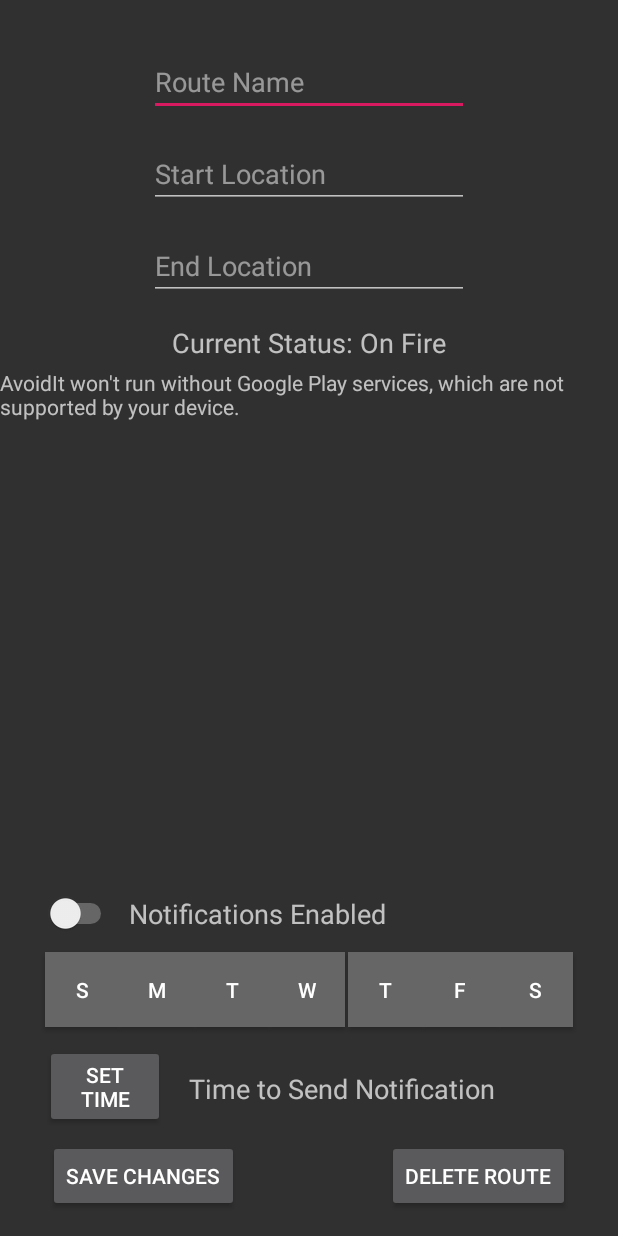
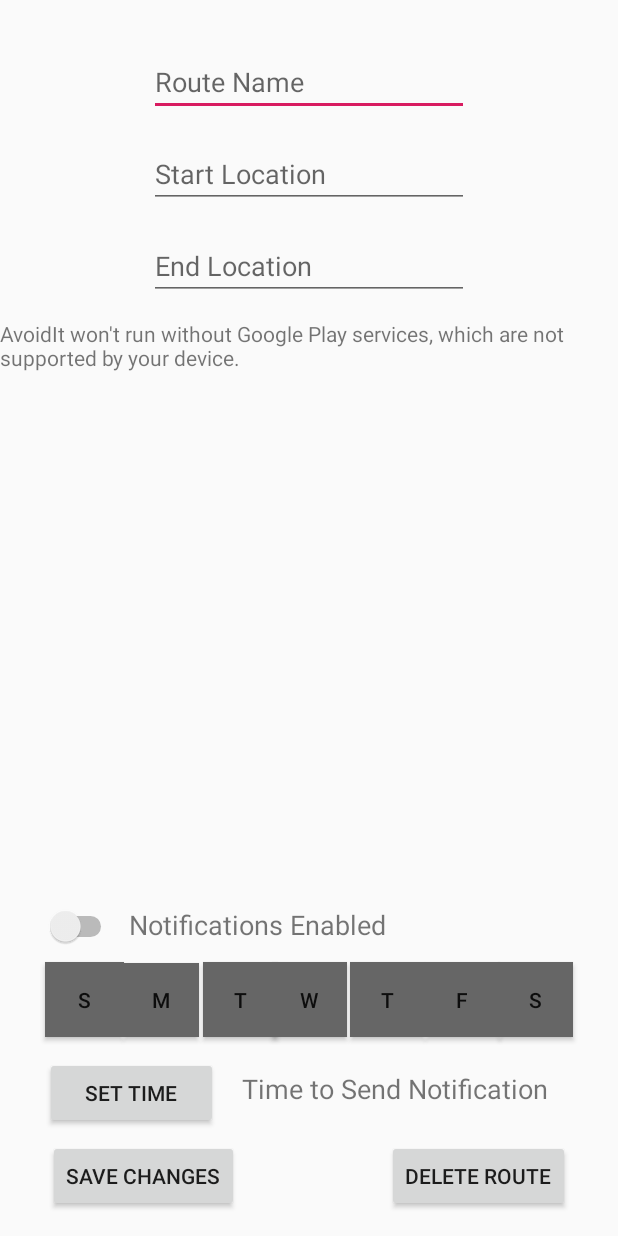
Before and after one commit to norman-c/Term3AndroidProject, an Android app: the RouteDetailActivity screen opened directly, with no data from a screen before it, on a phone screen of 412 x 824 dp. Run offline under Robolectric (Android 15) with nearby library versions, the phone set to English and light mode, and no system bars; our stand-ins replace Firebase (no records; nobody signed in at launch, a user with empty details on screens opened directly); libraries missing offline, so code that uses them is left out: com.google.maps.model; 9 statements that could not run were skipped.

```diff
--- a/app/src/main/java/ca/bcit/avoidit/RouteDetailActivity.java
+++ b/app/src/main/java/ca/bcit/avoidit/RouteDetailActivity.java
@@ -93,7 +93,6 @@ public class RouteDetailActivity extends AppCompatActivity
     @Override
     protected void onCreate(Bundle savedInstanceState) {
         super.onCreate(savedInstanceState);
-        setTheme(R.style.AppThemeDark);
         setContentView(R.layout.activity_route_detail);
 
         SupportMapFragment mapFragment = (SupportMapFragment) getSupportFragmentManager()
--- a/app/src/main/res/layout/activity_route_detail.xml
+++ b/app/src/main/res/layout/activity_route_detail.xml
@@ -26,8 +26,7 @@
         android:ems="10"
         android:hint="@string/edt_start_location"
         android:inputType="textPersonName"
-        app:layout_constraintEnd_toEndOf="parent"
-        app:layout_constraintStart_toStartOf="parent"
+        app:layout_constraintStart_toStartOf="@+id/plaintext_route_name"
         app:layout_constraintTop_toBottomOf="@+id/plaintext_route_name" />
 
     <EditText
@@ -38,29 +37,20 @@
         android:ems="10"
         android:hint="@string/edt_end_location"
         android:inputType="textPersonName"
-        app:layout_constraintEnd_toEndOf="parent"
-        app:layout_constraintStart_toStartOf="parent"
+        app:layout_constraintStart_toStartOf="@+id/plaintext_start_location"
         app:layout_constraintTop_toBottomOf="@+id/plaintext_start_location" />
 
-    <TextView
-        android:id="@+id/textview_status"
-        android:layout_width="wrap_content"
-        android:layout_height="wrap_content"
-        android:layout_marginTop="16dp"
-        android:text="@string/route_view_status"
-        android:textSize="18sp"
-        app:layout_constraintEnd_toEndOf="parent"
-        app:layout_constraintStart_toStartOf="parent"
-        app:layout_constraintTop_toBottomOf="@+id/plaintext_end_location" />
 
     <fragment
         android:id="@+id/map"
         android:name="com.google.android.gms.maps.SupportMapFragment"
-        android:layout_width="match_parent"
-        android:layout_height="235dp"
-        android:layout_marginTop="245dp"
+        android:layout_width="421dp"
+        android:layout_height="0dp"
+        android:layout_marginTop="58dp"
+        android:layout_marginBottom="57dp"
+        app:layout_constraintBottom_toTopOf="@+id/button_sunday"
         app:layout_constraintStart_toStartOf="parent"
-        app:layout_constraintTop_toTopOf="parent" />
+        app:layout_constraintTop_toTopOf="@+id/plaintext_end_location" />
 
     <Button
         android:id="@+id/button_save_changes"
@@ -77,119 +67,136 @@
         android:layout_width="wrap_content"
         android:layout_height="wrap_content"
         android:layout_marginEnd="32dp"
+        android:layout_marginBottom="16dp"
         android:text="@string/btn_delete_route"
-        app:layout_constraintBottom_toBottomOf="@+id/button_save_changes"
+        app:layout_constraintBottom_toBottomOf="parent"
         app:layout_constraintEnd_toEndOf="parent" />
 
     <Switch
         android:id="@+id/switch_notifications"
         android:layout_width="wrap_content"
         android:layout_height="wrap_content"
-        android:layout_marginBottom="12dp"
-        app:layout_constraintBottom_toTopOf="@+id/button_sunday"
-        app:layout_constraintStart_toStartOf="@+id/button_sunday" />
+        android:layout_marginStart="30dp"
+        app:layout_constraintBaseline_toBaselineOf="@+id/textview_notifcations"
+        app:layout_constraintStart_toStartOf="parent" />
 
     <Button
         android:id="@+id/button_sunday"
-        android:layout_width="50dp"
+        android:layout_width="0dp"
         android:layout_height="50dp"
-        android:layout_marginStart="30dp"
-        android:layout_marginBottom="12dp"
         android:text="@string/btn_s"
-        app:layout_constraintBottom_toTopOf="@+id/button_edit_time"
-        app:layout_constraintStart_toStartOf="parent" />
+        app:layout_constraintBaseline_toBaselineOf="@+id/button_monday"
+        app:layout_constraintEnd_toStartOf="@+id/button_monday"
+        app:layout_constraintStart_toStartOf="@+id/switch_notifications" />
 
     <Button
         android:id="@+id/button_monday"
         android:layout_width="50dp"
-        android:layout_height="50dp"
+        android:layout_height="0dp"
+        android:layout_marginStart="50dp"
+        android:layout_marginTop="13dp"
+        android:layout_marginEnd="50dp"
+        android:layout_marginBottom="13dp"
         android:text="@string/btn_m"
-        app:layout_constraintBottom_toBottomOf="@+id/button_sunday"
-        app:layout_constraintStart_toEndOf="@+id/button_sunday" />
+        app:layout_constraintBottom_toTopOf="@+id/button_edit_time"
+        app:layout_constraintEnd_toEndOf="@+id/button_tuesday"
+        app:layout_constraintStart_toStartOf="@+id/switch_notifications"
+        app:layout_constraintTop_toBottomOf="@+id/textview_notifcations" />
 
     <Button
         android:id="@+id/button_tuesday"
         android:layout_width="50dp"
         android:layout_height="50dp"
+        android:layout_marginStart="53dp"
+        android:layout_marginEnd="52dp"
         android:text="@string/btn_t"
-        app:layout_constraintBottom_toBottomOf="@+id/button_monday"
-        app:layout_constraintStart_toEndOf="@+id/button_monday" />
+        app:layout_constraintBaseline_toBaselineOf="@+id/button_monday"
+        app:layout_constraintEnd_toStartOf="@+id/button_thursday"
+        app:layout_constraintStart_toStartOf="@+id/textview_notifcations" />
 
     <Button
         android:id="@+id/button_wednesday"
         android:layout_width="50dp"
         android:layout_height="50dp"
-        android:layout_marginEnd="2dp"
         android:text="@string/btn_w"
-        app:layout_constraintBottom_toBottomOf="@+id/button_tuesday"
-        app:layout_constraintEnd_toStartOf="@+id/button_thursday"
-        app:layout_constraintStart_toEndOf="@+id/button_tuesday" />
+        app:layout_constraintBaseline_toBaselineOf="@+id/button_tuesday"
+        app:layout_constraintEnd_toEndOf="parent"
+        app:layout_constraintStart_toStartOf="parent" />
 
     <Button
         android:id="@+id/button_thursday"
         android:layout_width="50dp"
         android:layout_height="50dp"
+        android:layout_marginStart="79dp"
+        android:layout_marginEnd="81dp"
         android:text="@string/btn_t"
-        app:layout_constraintBottom_toBottomOf="@+id/button_wednesday"
-        app:layout_constraintEnd_toStartOf="@+id/button_friday" />
+        app:layout_constraintBaseline_toBaselineOf="@+id/button_friday"
+        app:layout_constraintEnd_toEndOf="@+id/textview_tts"
+        app:layout_constraintStart_toEndOf="@+id/textview_current" />
 
     <Button
         android:id="@+id/button_friday"
         android:layout_width="50dp"
-        android:layout_height="50dp"
+        android:layout_height="0dp"
+        android:layout_marginStart="50dp"
+        android:layout_marginEnd="47dp"
         android:text="@string/btn_f"
-        app:layout_constraintBottom_toBottomOf="@+id/button_thursday"
-        app:layout_constraintEnd_toStartOf="@+id/button_saturday" />
+        app:layout_constraintBottom_toBottomOf="@+id/button_wednesday"
+        app:layout_constraintEnd_toEndOf="@+id/button_delete_route"
+        app:layout_constraintStart_toStartOf="@+id/button_thursday"
+        app:layout_constraintTop_toTopOf="@+id/button_wednesday" />
 
     <Button
         android:id="@+id/button_saturday"
         android:layout_width="50dp"
         android:layout_height="50dp"
+        android:layout_marginStart="49dp"
         android:layout_marginEnd="30dp"
         android:text="@string/btn_s"
-        app:layout_constraintBottom_toBottomOf="@+id/button_friday"
-        app:layout_constraintEnd_toEndOf="parent" />
+        app:layout_constraintBaseline_toBaselineOf="@+id/button_friday"
+        app:layout_constraintEnd_toEndOf="parent"
+        app:layout_constraintStart_toStartOf="@+id/button_friday" />
 
     <Button
         android:id="@+id/button_edit_time"
-        android:layout_width="80dp"
+        android:layout_width="0dp"
         android:layout_height="wrap_content"
-        android:layout_marginBottom="8dp"
+        android:layout_marginEnd="8dp"
+        android:layout_marginBottom="7dp"
         android:text="@string/btn_edit_time"
         app:layout_constraintBottom_toTopOf="@+id/button_save_changes"
+        app:layout_constraintEnd_toStartOf="@+id/textview_current"
         app:layout_constraintStart_toStartOf="@+id/button_sunday" />
 
     <TextView
         android:id="@+id/textview_tts"
         android:layout_width="wrap_content"
         android:layout_height="wrap_content"
-        android:layout_marginStart="8dp"
+        android:layout_marginStart="2dp"
+        android:layout_marginBottom="22dp"
         android:text="@string/route_view_time_to_send"
         android:textSize="18sp"
-        app:layout_constraintBottom_toBottomOf="@+id/button_edit_time"
-        app:layout_constraintStart_toEndOf="@+id/textview_current"
-        app:layout_constraintTop_toTopOf="@+id/button_edit_time"
-        app:layout_constraintVertical_bias="0.541" />
+        app:layout_constraintBottom_toTopOf="@+id/button_delete_route"
+        app:layout_constraintStart_toEndOf="@+id/button_save_changes" />
 
     <TextView
         android:id="@+id/textview_notifcations"
         android:layout_width="wrap_content"
         android:layout_height="wrap_content"
         android:layout_marginStart="8dp"
+        android:layout_marginBottom="76dp"
         android:text="@string/route_view_notifications"
         android:textSize="18sp"
-        app:layout_constraintBottom_toBottomOf="@+id/switch_notifications"
-        app:layout_constraintStart_toEndOf="@+id/switch_notifications"
-        app:layout_constraintTop_toTopOf="@+id/switch_notifications" />
+        app:layout_constraintBottom_toTopOf="@+id/button_edit_time"
+        app:layout_constraintStart_toEndOf="@+id/switch_notifications" />
 
     <TextView
         android:id="@+id/textview_current"
         android:layout_width="wrap_content"
         android:layout_height="wrap_content"
-        android:layout_marginStart="8dp"
+        android:layout_marginEnd="8dp"
         android:text="@string/txt_error"
-        app:layout_constraintBottom_toBottomOf="@+id/button_edit_time"
-        app:layout_constraintStart_toEndOf="@+id/button_edit_time"
-        app:layout_constraintTop_toTopOf="@+id/button_edit_time" />
+        app:layout_constraintBaseline_toBaselineOf="@+id/textview_tts"
+        app:layout_constraintEnd_toStartOf="@+id/textview_tts" />
 
 </androidx.constraintlayout.widget.ConstraintLayout>
```
